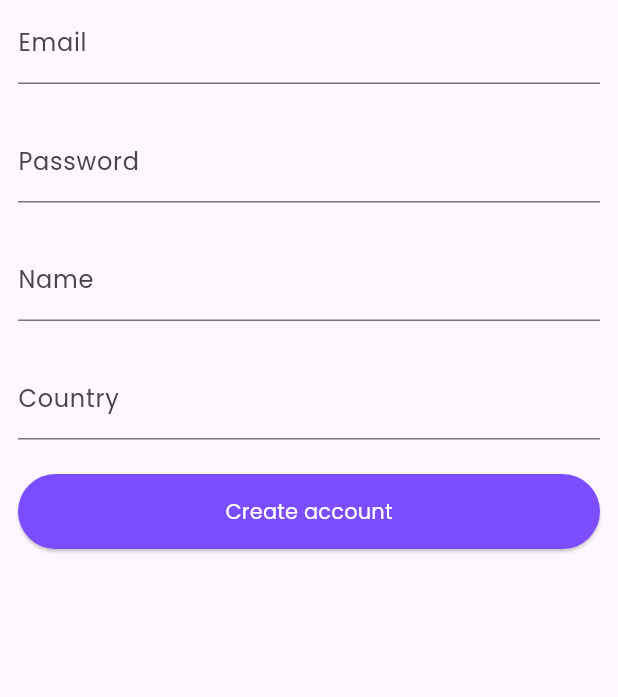
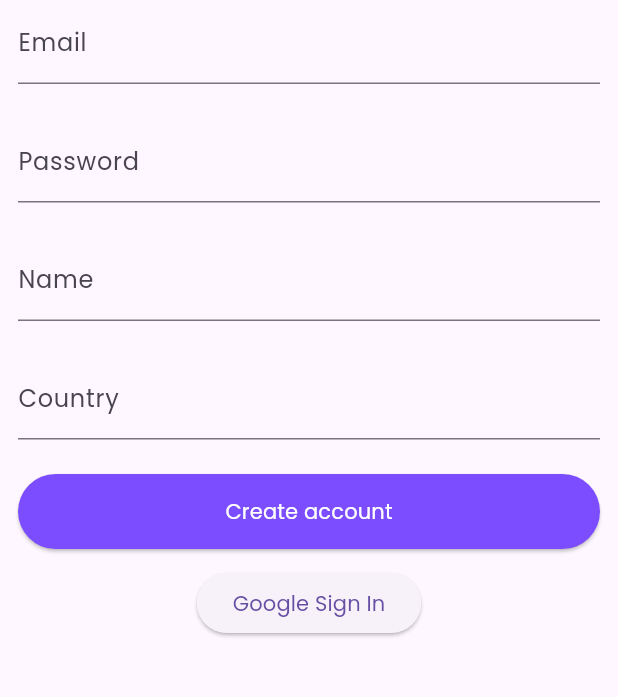
Before and after one commit to Clmokaya/Globalchat_app, a Flutter app: the SignupScreen screen opened directly, on a phone screen of 412 x 824 dp, the part 252-949 px from its top. Run offline on Flutter 3.47's test engine with Material 3 defaults, Android fonts, the phone set to English and light mode, and no system bars; our stand-ins replace cloud_firestore, firebase_auth, firebase_core, google_sign_in; accounts and stored records are empty.

Commit message:
adding google sign in

```diff
--- a/lib/screens/login_screen.dart
+++ b/lib/screens/login_screen.dart
@@ -111,7 +111,7 @@ class _LoginScreenState extends State<LoginScreen> {
                             color: Colors.blue, fontWeight: FontWeight.bold),
                       ))
                 ],
-              )
+              ),
             ],
           ),
         ),
--- a/lib/screens/signup_screen.dart
+++ b/lib/screens/signup_screen.dart
@@ -1,5 +1,6 @@
 import 'package:flutter/material.dart';
 import 'package:firebase_auth/firebase_auth.dart';
+import 'package:globalchat/controllers/login_controller.dart';
 import 'package:globalchat/controllers/signup_controller.dart';
 import 'package:globalchat/screens/dashboard_screen.dart';
 
@@ -122,6 +123,13 @@ class _SignupScreenState extends State<SignupScreen> {
                                     : Text('Create account')),
                           ),
                         ],
+                      ),
+                      SizedBox(
+                        height: 12,
+                      ),
+                      ElevatedButton(
+                        onPressed: () => AuthService().signInWithGoogle(),
+                        child: const Text("Google Sign In"),
                       )
                     ],
                   ),
--- a/pubspec.yaml
+++ b/pubspec.yaml
@@ -38,6 +38,7 @@ dependencies:
   firebase_auth: ^5.4.2
   cloud_firestore: ^5.6.3
   provider: ^6.1.2
+  google_sign_in: ^6.2.2
 
 dev_dependencies:
   flutter_test:
```
Also changed, not shown: lib/controllers/login_controller.dart (+27 -0 lines), pubspec.lock, web_entrypoint.dart (added), 3 other files.
